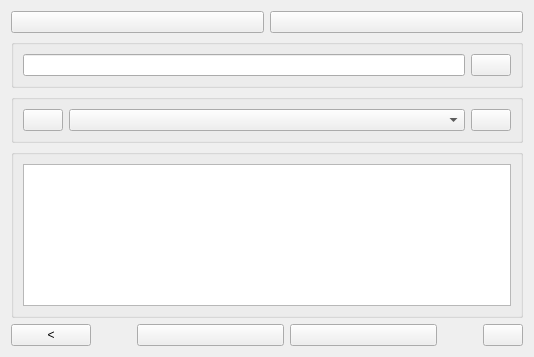
This is widgets/arraylist.ui in astraleuro/libraryeditor as Qt 5 draws it before an edit. The edited form follows.
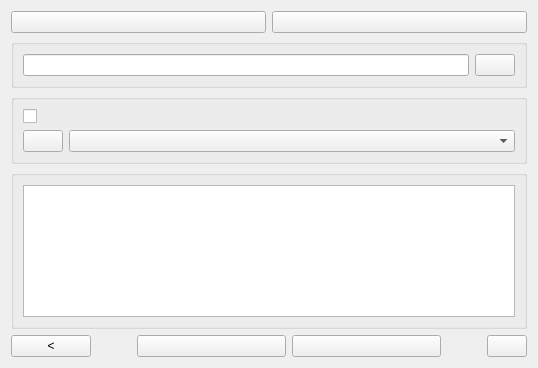
This is the edited form.

The edit to the form file:
```diff
--- a/widgets/arraylist.ui
+++ b/widgets/arraylist.ui
@@ -6,8 +6,8 @@
    <rect>
     <x>0</x>
     <y>0</y>
-    <width>534</width>
-    <height>357</height>
+    <width>538</width>
+    <height>368</height>
    </rect>
   </property>
   <property name="minimumSize">
@@ -71,23 +71,27 @@
      <property name="title">
       <string/>
      </property>
-     <layout class="QHBoxLayout" name="horizontalLayout_3" stretch="0,1,0">
+     <layout class="QVBoxLayout" name="verticalLayout_3" stretch="0,0">
       <item>
-       <widget class="QPushButton" name="sortOrderButton">
+       <widget class="QCheckBox" name="sortEnable">
         <property name="text">
          <string/>
         </property>
        </widget>
       </item>
       <item>
-       <widget class="QComboBox" name="sortCombo"/>
-      </item>
-      <item>
-       <widget class="QPushButton" name="sortApplyButton">
-        <property name="text">
-         <string/>
-        </property>
-       </widget>
+       <layout class="QHBoxLayout" name="horizontalLayout_5" stretch="0,1">
+        <item>
+         <widget class="QPushButton" name="sortOrderButton">
+          <property name="text">
+           <string/>
+          </property>
+         </widget>
+        </item>
+        <item>
+         <widget class="QComboBox" name="sortCombo"/>
+        </item>
+       </layout>
       </item>
      </layout>
     </widget>
```
Left out of the diff: 3 changed lines with no effect on the pictures.
